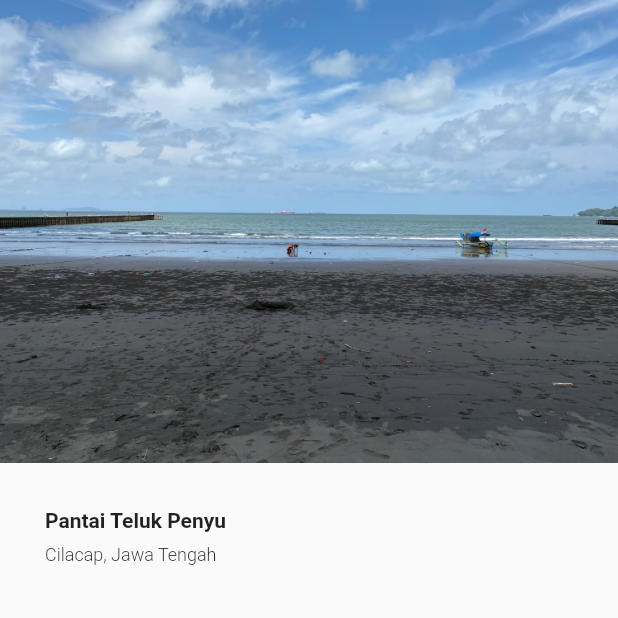
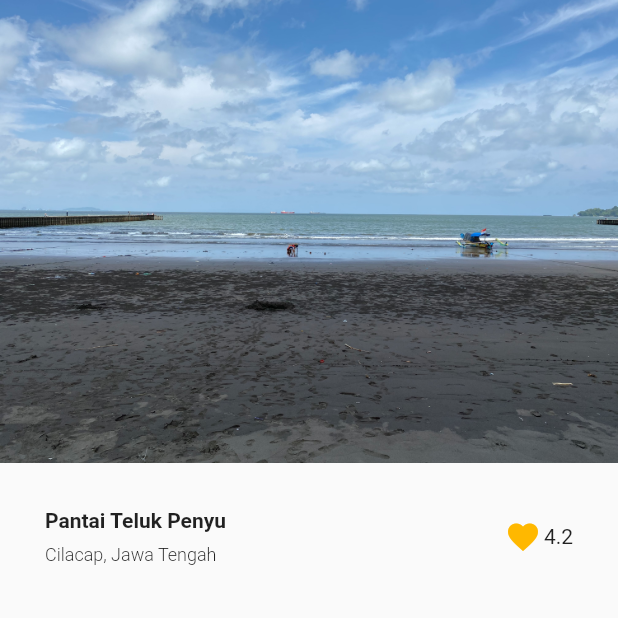
Before and after one commit to dewaasmara589/Belajar-Flutter, a Flutter app: the screen it shows after launch, on a phone screen of 412 x 824 dp, the top half of it. Run offline on Flutter 3.47's test engine with Material 2 defaults, Android fonts, the phone set to English and light mode, and no system bars.

Commit message:
Basic - add icon, color icon, text and spacer

```diff
--- a/basic/lib/home_page.dart
+++ b/basic/lib/home_page.dart
@@ -20,6 +20,7 @@ class HomePage extends StatelessWidget{
                     horizontal: 30,
                 ),
               child: Row(
+                mainAxisAlignment: MainAxisAlignment.spaceBetween,
                 children: [
                   Column(
                     crossAxisAlignment: CrossAxisAlignment.start,
@@ -42,6 +43,32 @@ class HomePage extends StatelessWidget{
                       ),
                     ],
                   ),
+
+                  // Cara 1 recommend for complex layout
+                  // Row(
+                  //   children: [
+                  //     Icon(
+                  //       Icons.favorite,
+                  //       color: Color(0xffFFB800),
+                  //     ),
+                  //     Padding(
+                  //         padding: EdgeInsets.fromLTRB(2, 0, 0, 0),
+                  //     ),
+                  //     Text("4.2"),
+                  //   ],
+                  // ),
+
+                  //  Cara 2
+                  Spacer(),
+                  Icon(
+                    Icons.favorite,
+                    color: Color(0xffFFB800),
+                  ),
+                  Padding(
+                    padding: EdgeInsets.fromLTRB(2, 0, 0, 0),
+                  ),
+                  Text("4.2"),
+
                 ],
               ),
             ),
```
